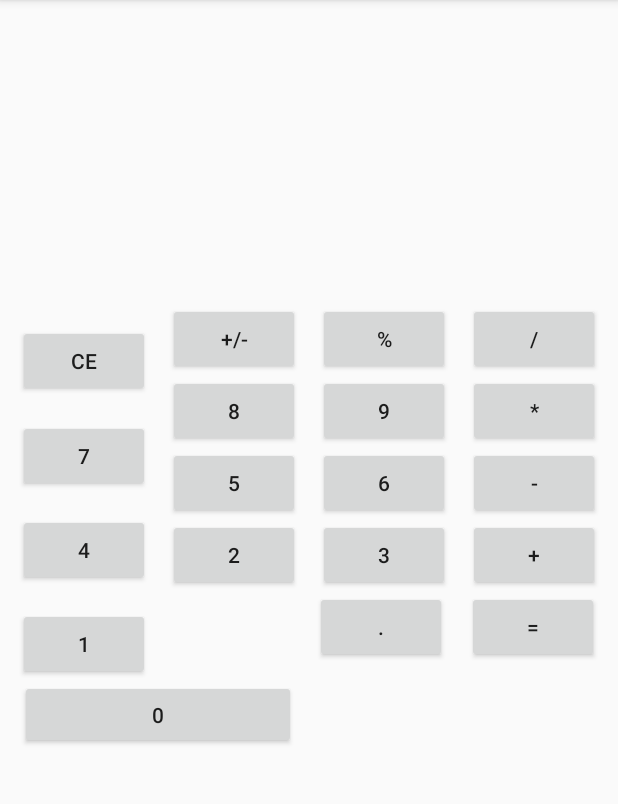
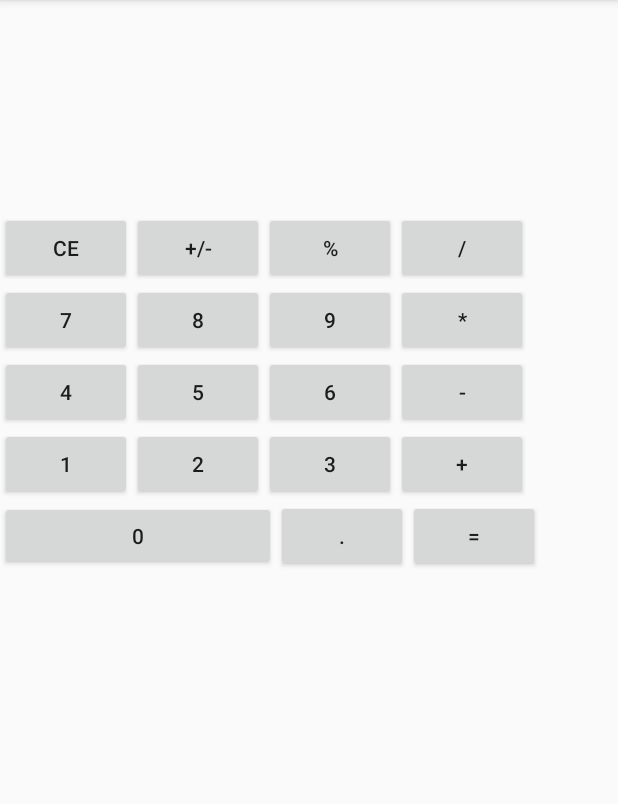
Before and after one commit to tavooctavio/calculadoraBasica, an Android app: the screen it shows after launch (MainActivity), on a phone screen of 412 x 824 dp, the part 84-888 px from its top. Run offline under Robolectric (Android 15) with nearby library versions, the phone set to English and light mode, and no system bars; 2 statements that could not run were skipped.

Commit message:
Acomode los botones para que se hacer la aplicacion de calculadora de la mac

```diff
--- a/app/src/main/res/layout/activity_main.xml
+++ b/app/src/main/res/layout/activity_main.xml
@@ -1,224 +1,168 @@
 <?xml version="1.0" encoding="utf-8"?>
-<androidx.constraintlayout.widget.ConstraintLayout xmlns:android="http://schemas.android.com/apk/res/android"
+<LinearLayout
+    xmlns:android="http://schemas.android.com/apk/res/android"
     xmlns:app="http://schemas.android.com/apk/res-auto"
     xmlns:tools="http://schemas.android.com/tools"
     android:layout_width="match_parent"
     android:layout_height="match_parent"
+    android:orientation="vertical"
     tools:context=".MainActivity">
-
-
-    <TextView
-        android:id="@+id/tvUsuario"
-        android:layout_width="match_parent"
-        android:layout_height="wrap_content"
-        android:layout_marginTop="20dp"
-        android:layout_marginBottom="7dp"
-        android:textSize="30sp"
-        app:layout_constraintBottom_toTopOf="@+id/tvCajaNumeros"
-        app:layout_constraintEnd_toEndOf="parent"
-        app:layout_constraintHorizontal_bias="0.0"
-        app:layout_constraintStart_toStartOf="parent"
-        app:layout_constraintTop_toTopOf="parent" />
 
     <TextView
         android:id="@+id/tvCajaNumeros"
-        android:layout_width="409dp"
+        android:layout_width="match_parent"
         android:layout_height="130dp"
         android:layout_marginTop="11dp"
         android:layout_marginEnd="2dp"
-        android:textSize="70dp"
-        app:layout_constraintEnd_toEndOf="parent"
-        app:layout_constraintHorizontal_bias="0.0"
-        app:layout_constraintStart_toStartOf="parent"
-        app:layout_constraintTop_toBottomOf="@+id/tvUsuario" />
+        android:textSize="70dp" />
+
+    <LinearLayout
+        android:layout_width="match_parent"
+        android:layout_height="wrap_content"
+        android:orientation="horizontal" >
 
         <Button
             android:id="@+id/bBorrar"
             android:layout_width="wrap_content"
             android:layout_height="wrap_content"
-        android:text="CE"
-        app:layout_constraintBottom_toTopOf="@+id/bSiete"
-        app:layout_constraintEnd_toStartOf="@+id/bMasMenos"
-        app:layout_constraintStart_toStartOf="parent"
-        app:layout_constraintTop_toBottomOf="@+id/tvCajaNumeros" />
+            android:text="CE"/>
 
         <Button
             android:id="@+id/bMasMenos"
             android:layout_width="wrap_content"
             android:layout_height="wrap_content"
-        android:text="+/-"
-        app:layout_constraintBottom_toTopOf="@+id/bOcho"
-        app:layout_constraintEnd_toStartOf="@+id/bPorcentaje"
-        app:layout_constraintStart_toEndOf="@+id/bBorrar"
-        app:layout_constraintTop_toBottomOf="@+id/tvCajaNumeros" />
+            android:text="+/-"/>
 
         <Button
             android:id="@+id/bPorcentaje"
             android:layout_width="wrap_content"
             android:layout_height="wrap_content"
-        android:text="%"
-        app:layout_constraintBottom_toTopOf="@+id/bNueve"
-        app:layout_constraintEnd_toStartOf="@+id/bDivision"
-        app:layout_constraintStart_toEndOf="@+id/bMasMenos"
-        app:layout_constraintTop_toBottomOf="@+id/tvCajaNumeros" />
+            android:text="%"/>
 
         <Button
             android:id="@+id/bDivision"
             android:layout_width="wrap_content"
             android:layout_height="wrap_content"
-        android:text="/"
-        app:layout_constraintBottom_toTopOf="@+id/bMultiplicacion"
-        app:layout_constraintEnd_toEndOf="parent"
-        app:layout_constraintStart_toEndOf="@+id/bPorcentaje"
-        app:layout_constraintTop_toBottomOf="@+id/tvCajaNumeros" />
+            android:text="/"/>
+
+    </LinearLayout>
+
+    <LinearLayout
+        android:layout_width="match_parent"
+        android:layout_height="wrap_content"
+        android:orientation="horizontal">
 
         <Button
             android:id="@+id/bSiete"
             android:layout_width="wrap_content"
             android:layout_height="wrap_content"
-        android:text="7"
-        app:layout_constraintBottom_toTopOf="@+id/bCuatro"
-        app:layout_constraintEnd_toStartOf="@+id/bOcho"
-        app:layout_constraintStart_toStartOf="parent"
-        app:layout_constraintTop_toBottomOf="@+id/bBorrar" />
+            android:text="7" />
 
         <Button
             android:id="@+id/bOcho"
             android:layout_width="wrap_content"
             android:layout_height="wrap_content"
-        android:text="8"
-        app:layout_constraintBottom_toTopOf="@+id/bCinco"
-        app:layout_constraintEnd_toStartOf="@+id/bNueve"
-        app:layout_constraintStart_toEndOf="@+id/bSiete"
-        app:layout_constraintTop_toBottomOf="@+id/bMasMenos" />
+            android:text="8" />
 
         <Button
             android:id="@+id/bNueve"
             android:layout_width="wrap_content"
             android:layout_height="wrap_content"
-        android:text="9"
-        app:layout_constraintBottom_toTopOf="@+id/bSeis"
-        app:layout_constraintEnd_toStartOf="@+id/bMultiplicacion"
-        app:layout_constraintStart_toEndOf="@+id/bOcho"
-        app:layout_constraintTop_toBottomOf="@+id/bPorcentaje" />
+            android:text="9"/>
 
         <Button
             android:id="@+id/bMultiplicacion"
             android:layout_width="wrap_content"
             android:layout_height="wrap_content"
-        android:text="*"
-        app:layout_constraintBottom_toTopOf="@+id/bMenos"
-        app:layout_constraintEnd_toEndOf="parent"
-        app:layout_constraintStart_toEndOf="@+id/bNueve"
-        app:layout_constraintTop_toBottomOf="@+id/bDivision" />
+            android:text="*" />
+
+    </LinearLayout>
+
+    <LinearLayout
+        android:layout_width="match_parent"
+        android:layout_height="wrap_content"
+        android:orientation="horizontal" >
 
         <Button
             android:id="@+id/bCuatro"
             android:layout_width="wrap_content"
             android:layout_height="wrap_content"
-        android:text="4"
-        app:layout_constraintBottom_toTopOf="@+id/bUno"
-        app:layout_constraintEnd_toStartOf="@+id/bCinco"
-        app:layout_constraintStart_toStartOf="parent"
-        app:layout_constraintTop_toBottomOf="@+id/bSiete" />
+            android:text="4" />
 
         <Button
             android:id="@+id/bCinco"
             android:layout_width="wrap_content"
             android:layout_height="wrap_content"
-        android:text="5"
-        app:layout_constraintBottom_toTopOf="@+id/bDos"
-        app:layout_constraintEnd_toStartOf="@+id/bSeis"
-        app:layout_constraintStart_toEndOf="@+id/bCuatro"
-        app:layout_constraintTop_toBottomOf="@+id/bOcho" />
+            android:text="5" />
 
         <Button
             android:id="@+id/bSeis"
             android:layout_width="wrap_content"
             android:layout_height="wrap_content"
-        android:text="6"
-        app:layout_constraintBottom_toTopOf="@+id/bTres"
-        app:layout_constraintEnd_toStartOf="@+id/bMenos"
-        app:layout_constraintStart_toEndOf="@+id/bCinco"
-        app:layout_constraintTop_toBottomOf="@+id/bNueve" />
+            android:text="6" />
 
         <Button
             android:id="@+id/bMenos"
             android:layout_width="wrap_content"
             android:layout_height="wrap_content"
-        android:text="-"
-        app:layout_constraintBottom_toTopOf="@+id/bSuma"
-        app:layout_constraintEnd_toEndOf="parent"
-        app:layout_constraintStart_toEndOf="@+id/bSeis"
-        app:layout_constraintTop_toBottomOf="@+id/bMultiplicacion" />
+            android:text="-" />
+
+    </LinearLayout>
+
+    <LinearLayout
+        android:layout_width="match_parent"
+        android:layout_height="wrap_content"
+        android:orientation="horizontal" >
 
         <Button
             android:id="@+id/bUno"
             android:layout_width="wrap_content"
             android:layout_height="wrap_content"
-        android:text="1"
-        app:layout_constraintBottom_toTopOf="@+id/bCero"
-        app:layout_constraintEnd_toStartOf="@+id/bDos"
-        app:layout_constraintStart_toStartOf="parent"
-        app:layout_constraintTop_toBottomOf="@+id/bCuatro" />
+            android:text="1"/>
 
         <Button
             android:id="@+id/bDos"
             android:layout_width="wrap_content"
             android:layout_height="wrap_content"
-        android:layout_marginBottom="59dp"
-        android:text="2"
-        app:layout_constraintBottom_toTopOf="@+id/bCero"
-        app:layout_constraintEnd_toStartOf="@+id/bTres"
-        app:layout_constraintStart_toEndOf="@+id/bUno"
-        app:layout_constraintTop_toBottomOf="@+id/bCinco" />
+            android:text="2" />
 
         <Button
             android:id="@+id/bTres"
             android:layout_width="wrap_content"
             android:layout_height="wrap_content"
-        android:text="3"
-        app:layout_constraintBottom_toTopOf="@+id/bPunto"
-        app:layout_constraintEnd_toStartOf="@+id/bSuma"
-        app:layout_constraintStart_toEndOf="@+id/bDos"
-        app:layout_constraintTop_toBottomOf="@+id/bSeis" />
+            android:text="3"/>
 
         <Button
             android:id="@+id/bSuma"
             android:layout_width="wrap_content"
             android:layout_height="wrap_content"
-        android:text="+"
-        app:layout_constraintBottom_toTopOf="@+id/bIgual"
-        app:layout_constraintEnd_toEndOf="parent"
-        app:layout_constraintStart_toEndOf="@+id/bTres"
-        app:layout_constraintTop_toBottomOf="@+id/bMenos" />
+            android:text="+"/>
+
+    </LinearLayout>
+
+    <LinearLayout
+        android:layout_width="match_parent"
+        android:layout_height="wrap_content"
+        android:orientation="horizontal" >
 
         <Button
             android:id="@+id/bCero"
             android:layout_width="184dp"
             android:layout_height="46dp"
-        android:text="0"
-        app:layout_constraintEnd_toStartOf="@+id/bPunto"
-        app:layout_constraintStart_toStartOf="parent"
-        app:layout_constraintTop_toBottomOf="@+id/bUno" />
+            android:text="0"/>
 
         <Button
             android:id="@+id/bPunto"
             android:layout_width="wrap_content"
             android:layout_height="wrap_content"
-        android:text="."
-        app:layout_constraintEnd_toStartOf="@+id/bIgual"
-        app:layout_constraintStart_toEndOf="@+id/bCero"
-        app:layout_constraintTop_toBottomOf="@+id/bTres" />
+            android:text="."/>
 
         <Button
             android:id="@+id/bIgual"
             android:layout_width="wrap_content"
             android:layout_height="wrap_content"
-        android:text="="
-        app:layout_constraintEnd_toEndOf="parent"
-        app:layout_constraintStart_toEndOf="@+id/bPunto"
-        app:layout_constraintTop_toBottomOf="@+id/bSuma" />
+            android:text="=" />
 
+    </LinearLayout>
 
-</androidx.constraintlayout.widget.ConstraintLayout>
+</LinearLayout>
```
Lines whose indentation alone changed are shown as unchanged.
